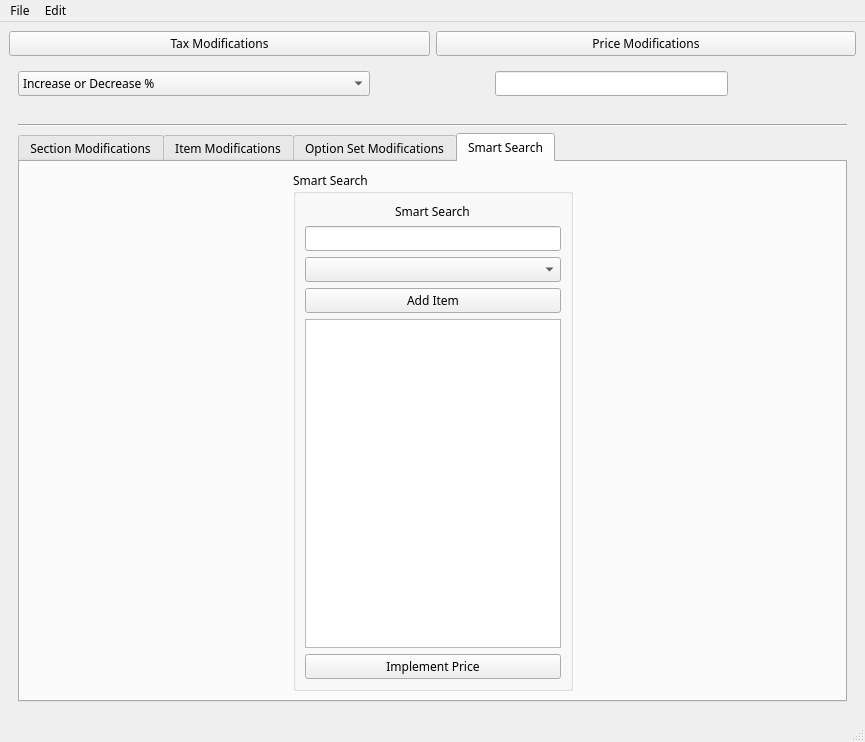
First picture: the form in form.ui, repository laralopez17/Menu-Editing-Tool, before the edit.
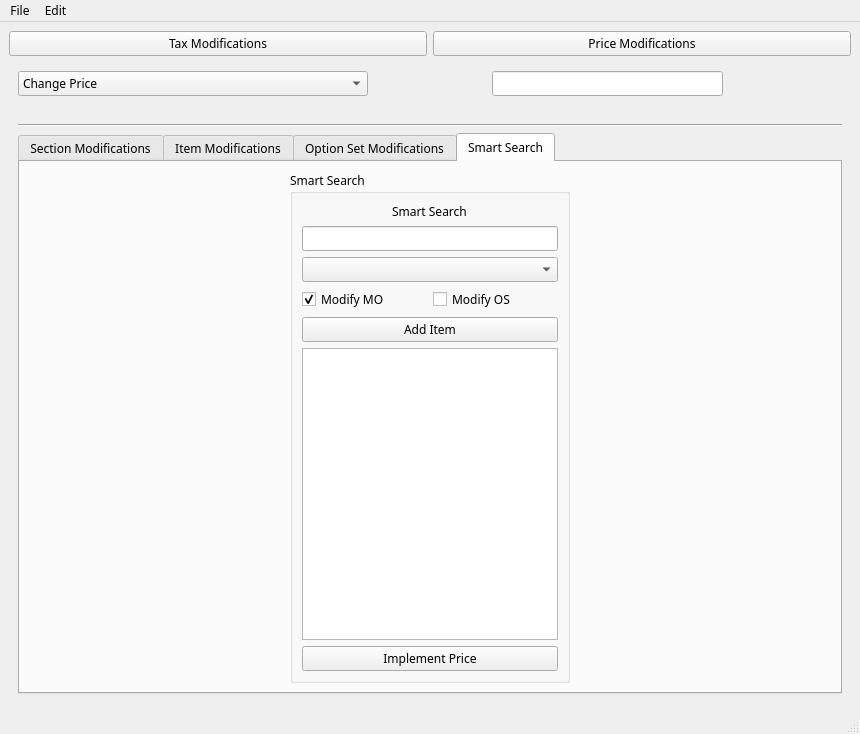
Second picture: the form after the edit. The open tabs and pages were chosen to show the change. Icons and pictures are not drawn.

Commit message:
Now we can modify Prices!
Keeping the same structure as with the Tax Editor, now we brought a Price Editor.
With this you can change from the current price to a new one; increase or decrease by percentaje; increase or decrease by a fixed amount.

Enjoy!

The edit to the form file:
```diff
--- a/form.ui
+++ b/form.ui
@@ -6,8 +6,8 @@
    <rect>
     <x>0</x>
     <y>0</y>
-    <width>865</width>
-    <height>742</height>
+    <width>860</width>
+    <height>734</height>
    </rect>
   </property>
   <property name="font">
@@ -377,36 +377,56 @@
                <string>Smart Search</string>
               </property>
               <layout class="QGridLayout" name="gridLayout_18">
-               <item row="1" column="0">
+               <item row="3" column="0">
+                <widget class="QCheckBox" name="modMO2">
+                 <property name="text">
+                  <string>Modify MO</string>
+                 </property>
+                 <property name="checkable">
+                  <bool>true</bool>
+                 </property>
+                 <property name="checked">
+                  <bool>true</bool>
+                 </property>
+                </widget>
+               </item>
+               <item row="3" column="1">
+                <widget class="QCheckBox" name="modSO2">
+                 <property name="text">
+                  <string>Modify OS</string>
+                 </property>
+                </widget>
+               </item>
+               <item row="2" column="0" colspan="2">
+                <widget class="QComboBox" name="smartSearchList_2"/>
+               </item>
+               <item row="1" column="0" colspan="2">
                 <widget class="QLineEdit" name="leSmartSearch_2"/>
                </item>
-               <item row="0" column="0" alignment="Qt::AlignHCenter">
+               <item row="0" column="0" colspan="2" alignment="Qt::AlignHCenter">
                 <widget class="QLabel" name="labelSmartSearch_2">
                  <property name="text">
                   <string>Smart Search</string>
                  </property>
                 </widget>
                </item>
-               <item row="4" column="0">
+               <item row="6" column="0" colspan="2">
+                <widget class="QPushButton" name="addSmartSearch_2">
+                 <property name="text">
+                  <string>Add Item</string>
+                 </property>
+                </widget>
+               </item>
+               <item row="7" column="0" colspan="2">
                 <widget class="QTextEdit" name="addedSS_2"/>
                </item>
-               <item row="5" column="0">
+               <item row="8" column="0" colspan="2">
                 <widget class="QPushButton" name="priceImpSmartSearch">
                  <property name="text">
                   <string>Implement Price</string>
                  </property>
                 </widget>
                </item>
-               <item row="3" column="0">
-                <widget class="QPushButton" name="addSmartSearch_2">
-                 <property name="text">
-                  <string>Add Item</string>
-                 </property>
-                </widget>
-               </item>
-               <item row="2" column="0">
-                <widget class="QComboBox" name="smartSearchList_2"/>
-               </item>
               </layout>
              </widget>
             </item>
@@ -439,6 +459,11 @@
         </item>
         <item row="1" column="0" colspan="3">
          <widget class="QComboBox" name="priceListSelected">
+          <item>
+           <property name="text">
+            <string>Change Price</string>
+           </property>
+          </item>
           <item>
            <property name="text">
             <string>Increase or Decrease %</string>
@@ -861,7 +886,7 @@
     <rect>
      <x>0</x>
      <y>0</y>
-     <width>865</width>
+     <width>860</width>
      <height>29</height>
     </rect>
    </property>
```
Left out of the diff: 39 changed lines with no effect on the pictures. The commit also changes 3 other files.
